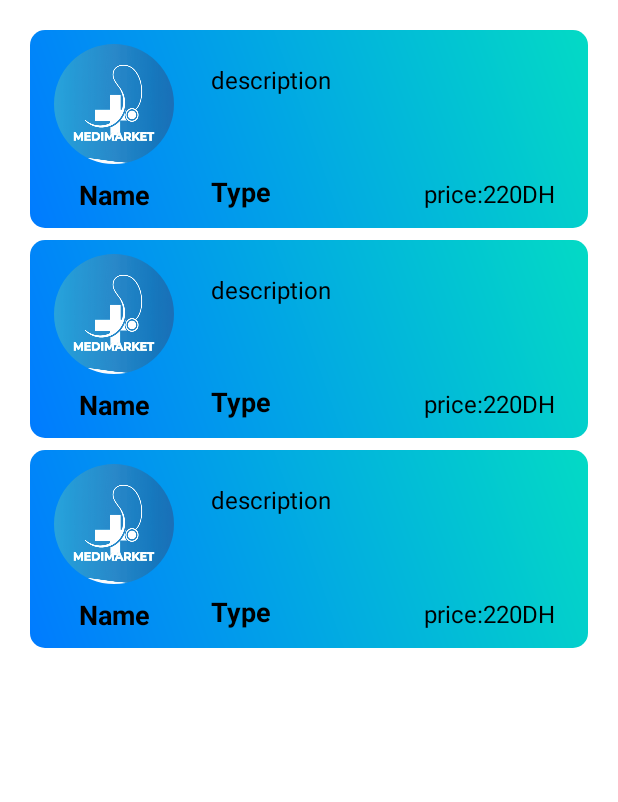
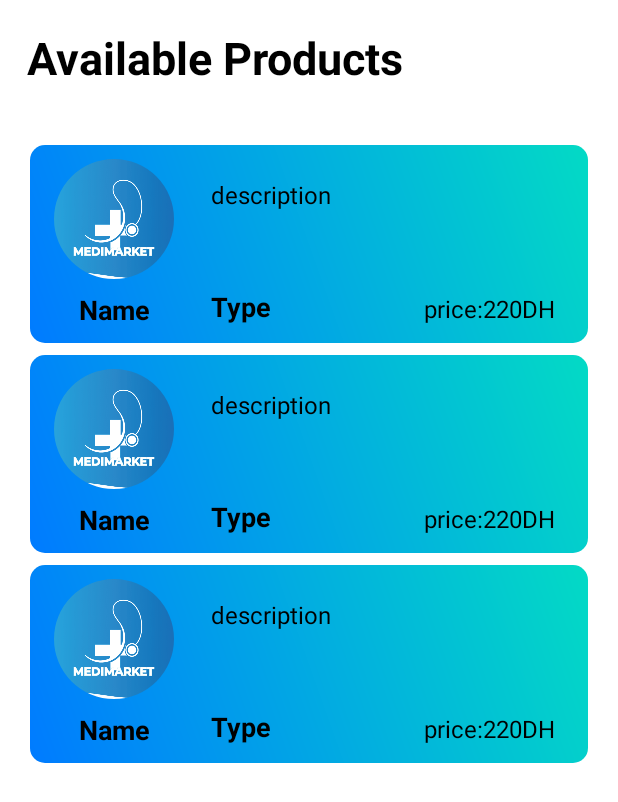
Before and after one commit to Must-Addazi/Mobile-android-app, an Android app: the layout fragment_home.xml on its own in the app's theme, with its tools: preview values and no code run, on a phone screen of 412 x 824 dp. Shown: the top 802 px of the screen. Run offline under Robolectric (Android 15) with nearby library versions, the phone set to English and light mode, and no system bars.

```diff
--- a/app/src/main/res/layout/fragment_home.xml
+++ b/app/src/main/res/layout/fragment_home.xml
@@ -1,10 +1,32 @@
-<?xml version="1.0" encoding="utf-8"?>
-<androidx.recyclerview.widget.RecyclerView xmlns:android="http://schemas.android.com/apk/res/android"
-        xmlns:tools="http://schemas.android.com/tools"
+<androidx.constraintlayout.widget.ConstraintLayout
+    xmlns:android="http://schemas.android.com/apk/res/android"
+    xmlns:app="http://schemas.android.com/apk/res-auto"
+    xmlns:tools="http://schemas.android.com/tools"
+    android:layout_width="match_parent"
+    android:layout_height="match_parent"
+    tools:context=".ui.home.HomeFragment">
+
+    <TextView
+        android:id="@+id/title"
+        android:layout_width="match_parent"
+        android:layout_height="wrap_content"
+        android:padding="18dp"
+        android:text="Available Products"
+        android:textColor="@color/black"
+        android:textSize="30sp"
+        android:textStyle="bold"
+        app:layout_constraintEnd_toEndOf="parent"
+        app:layout_constraintStart_toStartOf="parent"
+        app:layout_constraintTop_toTopOf="parent" />
+
+    <androidx.recyclerview.widget.RecyclerView
         android:id="@+id/recyclerView"
         android:layout_width="match_parent"
-        android:layout_height="match_parent"
+        android:layout_height="wrap_content"
         android:padding="16dp"
-    tools:context=".ui.home.HomeFragment"
-        tools:listitem="@layout/item_product">
-    </androidx.recyclerview.widget.RecyclerView>
+        app:layout_constraintEnd_toEndOf="parent"
+        app:layout_constraintStart_toStartOf="parent"
+        app:layout_constraintTop_toBottomOf="@+id/title"
+        tools:listitem="@layout/item_product" />
+
+</androidx.constraintlayout.widget.ConstraintLayout>
```
